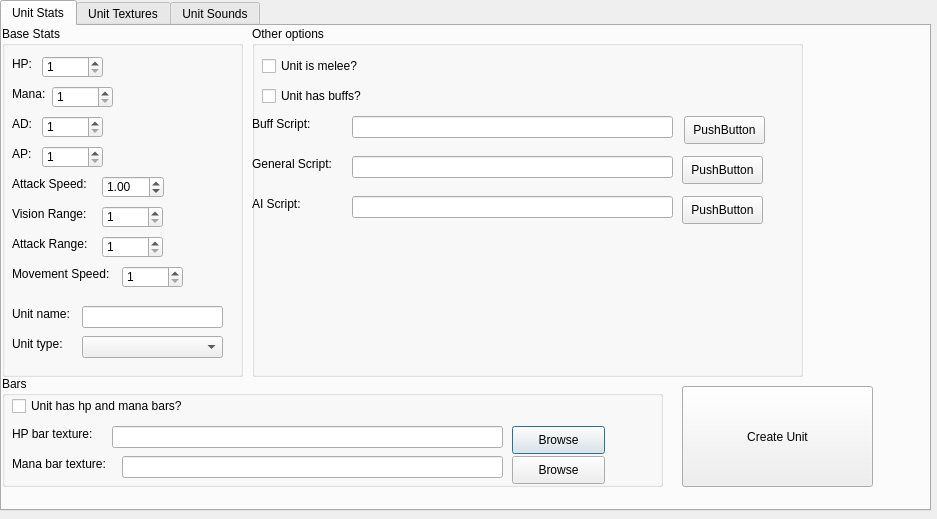
The window that Editor/Level_Designer/unitsettings.ui (kiseitai3/Engine_Eureka) describes before a commit, drawn with Qt 5.
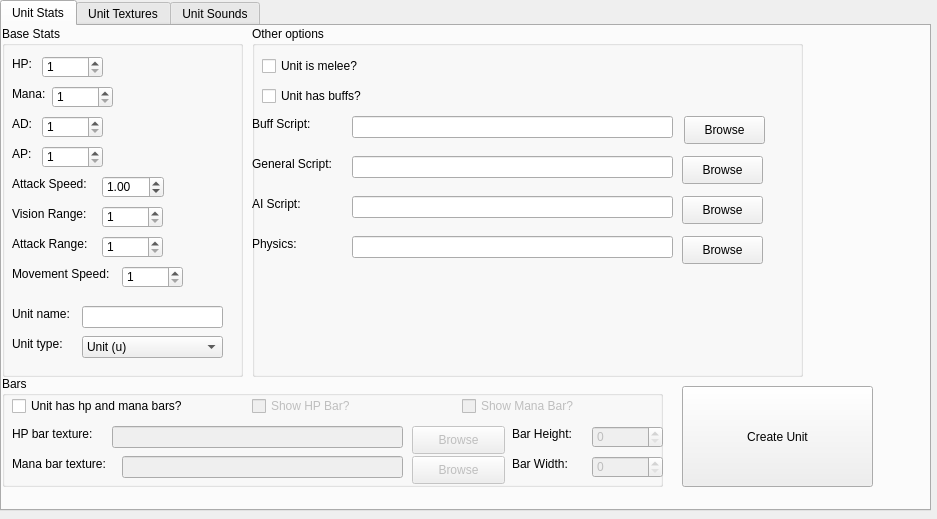
The same window after the commit.

Commit message: Working on Unit Settings Dialog for the Editor

What changed in the file:
```diff
--- a/Editor/Level_Designer/unitsettings.ui
+++ b/Editor/Level_Designer/unitsettings.ui
@@ -363,6 +363,21 @@
         <height>22</height>
        </rect>
       </property>
+      <item>
+       <property name="text">
+        <string>Unit (u)</string>
+       </property>
+      </item>
+      <item>
+       <property name="text">
+        <string>Environment object (o)</string>
+       </property>
+      </item>
+      <item>
+       <property name="text">
+        <string>Projectile (p)</string>
+       </property>
+      </item>
      </widget>
     </widget>
     <widget class="QGroupBox" name="groupBox_2">
@@ -404,19 +419,25 @@
       </property>
      </widget>
      <widget class="QLineEdit" name="leHPBar">
+      <property name="enabled">
+       <bool>false</bool>
+      </property>
       <property name="geometry">
        <rect>
         <x>110</x>
         <y>50</y>
-        <width>391</width>
+        <width>291</width>
         <height>22</height>
        </rect>
       </property>
      </widget>
      <widget class="QPushButton" name="pbHPBar">
+      <property name="enabled">
+       <bool>false</bool>
+      </property>
       <property name="geometry">
        <rect>
-        <x>510</x>
+        <x>410</x>
         <y>50</y>
         <width>93</width>
         <height>28</height>
@@ -427,19 +448,25 @@
       </property>
      </widget>
      <widget class="QLineEdit" name="leManaBar">
+      <property name="enabled">
+       <bool>false</bool>
+      </property>
       <property name="geometry">
        <rect>
         <x>120</x>
         <y>80</y>
-        <width>381</width>
+        <width>281</width>
         <height>22</height>
        </rect>
       </property>
      </widget>
      <widget class="QPushButton" name="pbManaBar">
+      <property name="enabled">
+       <bool>false</bool>
+      </property>
       <property name="geometry">
        <rect>
-        <x>510</x>
+        <x>410</x>
         <y>80</y>
         <width>93</width>
         <height>28</height>
@@ -462,6 +489,96 @@
        <string>Mana bar texture:</string>
       </property>
      </widget>
+     <widget class="QLabel" name="label_21">
+      <property name="geometry">
+       <rect>
+        <x>510</x>
+        <y>50</y>
+        <width>71</width>
+        <height>16</height>
+       </rect>
+      </property>
+      <property name="text">
+       <string>Bar Height:</string>
+      </property>
+     </widget>
+     <widget class="QLabel" name="label_22">
+      <property name="geometry">
+       <rect>
+        <x>510</x>
+        <y>80</y>
+        <width>71</width>
+        <height>16</height>
+       </rect>
+      </property>
+      <property name="text">
+       <string>Bar Width:</string>
+      </property>
+     </widget>
+     <widget class="QSpinBox" name="sbBarH">
+      <property name="enabled">
+       <bool>false</bool>
+      </property>
+      <property name="geometry">
+       <rect>
+        <x>590</x>
+        <y>50</y>
+        <width>71</width>
+        <height>22</height>
+       </rect>
+      </property>
+      <property name="maximum">
+       <number>99999</number>
+      </property>
+     </widget>
+     <widget class="QSpinBox" name="sbBarW">
+      <property name="enabled">
+       <bool>false</bool>
+      </property>
+      <property name="geometry">
+       <rect>
+        <x>590</x>
+        <y>80</y>
+        <width>71</width>
+        <height>22</height>
+       </rect>
+      </property>
+      <property name="maximum">
+       <number>99999</number>
+      </property>
+     </widget>
+     <widget class="QCheckBox" name="cbShowHP">
+      <property name="enabled">
+       <bool>false</bool>
+      </property>
+      <property name="geometry">
+       <rect>
+        <x>250</x>
+        <y>20</y>
+        <width>191</width>
+        <height>20</height>
+       </rect>
+      </property>
+      <property name="text">
+       <string>Show HP Bar?</string>
+      </property>
+     </widget>
+     <widget class="QCheckBox" name="cbShowMana">
+      <property name="enabled">
+       <bool>false</bool>
+      </property>
+      <property name="geometry">
+       <rect>
+        <x>460</x>
+        <y>20</y>
+        <width>191</width>
+        <height>20</height>
+       </rect>
+      </property>
+      <property name="text">
+       <string>Show Mana Bar?</string>
+      </property>
+     </widget>
     </widget>
     <widget class="QGroupBox" name="groupBox_3">
      <property name="geometry">
@@ -521,7 +638,7 @@
        </rect>
       </property>
       <property name="text">
-       <string>PushButton</string>
+       <string>Browse</string>
       </property>
      </widget>
      <widget class="QLabel" name="label_13">
@@ -557,7 +674,7 @@
        </rect>
       </property>
       <property name="text">
-       <string>PushButton</string>
+       <string>Browse</string>
       </property>
      </widget>
      <widget class="QLabel" name="label_14">
@@ -606,7 +723,43 @@
        </rect>
       </property>
       <property name="text">
-       <string>PushButton</string>
+       <string>Browse</string>
+      </property>
+     </widget>
+     <widget class="QPushButton" name="pbPhysicsBrowse">
+      <property name="geometry">
+       <rect>
+        <x>430</x>
+        <y>210</y>
+        <width>81</width>
+        <height>28</height>
+       </rect>
+      </property>
+      <property name="text">
+       <string>Browse</string>
+      </property>
+     </widget>
+     <widget class="QLabel" name="label_20">
+      <property name="geometry">
+       <rect>
+        <x>0</x>
+        <y>210</y>
+        <width>91</width>
+        <height>16</height>
+       </rect>
+      </property>
+      <property name="text">
+       <string>Physics:</string>
+      </property>
+     </widget>
+     <widget class="QLineEdit" name="lePhysicsLoc">
+      <property name="geometry">
+       <rect>
+        <x>100</x>
+        <y>210</y>
+        <width>321</width>
+        <height>22</height>
+       </rect>
       </property>
      </widget>
     </widget>
```
Left out of the diff: 8 changed lines with no effect on the pictures. The commit also changes 12 other files.
